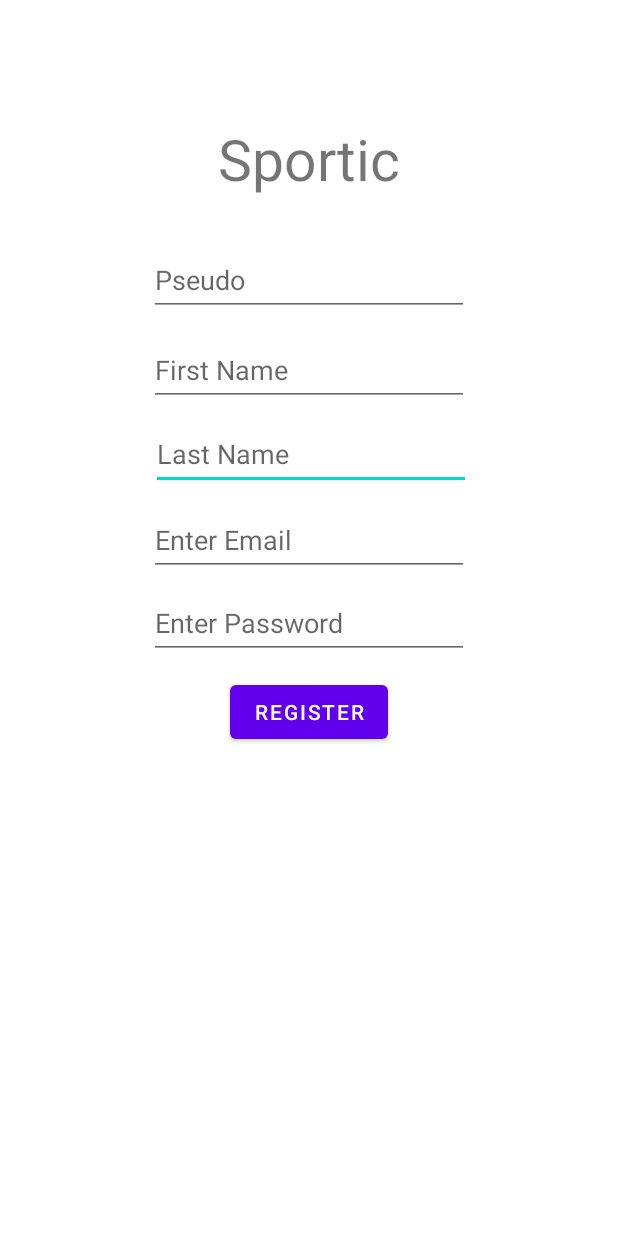
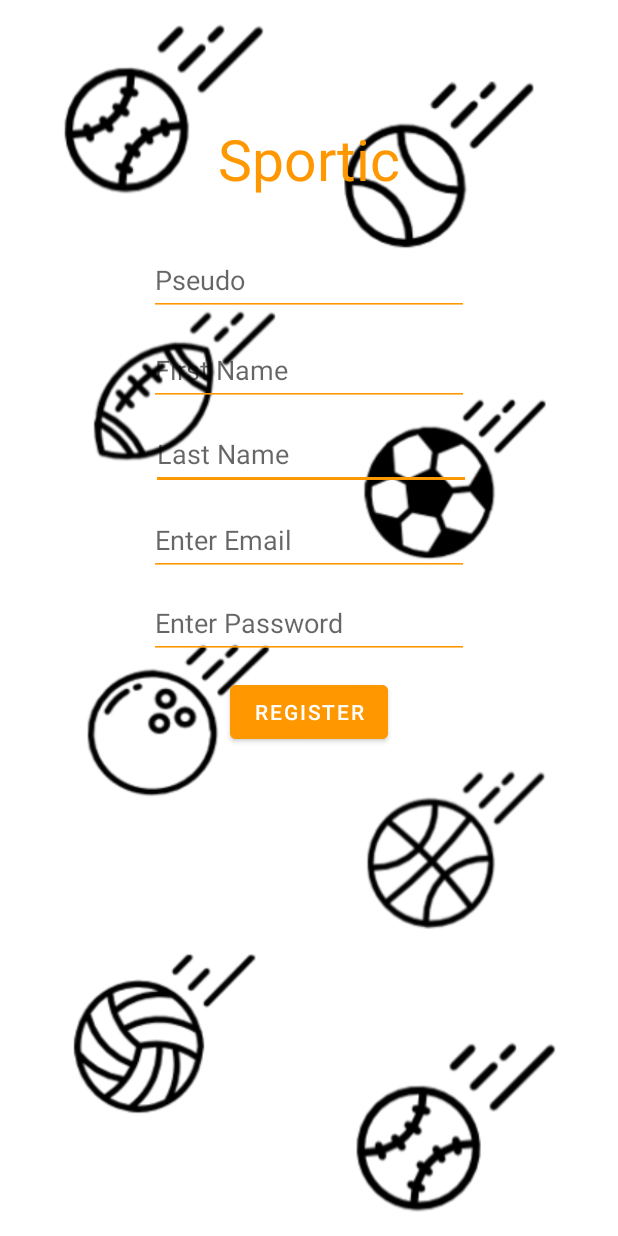
Before and after one commit to LorenzoBurgio/Sportic, an Android app: the RegisterActivity screen opened directly, with no data from a screen before it, on a phone screen of 412 x 824 dp. Run offline under Robolectric (Android 15) with nearby library versions, the phone set to English and light mode, and no system bars; our stand-ins replace Firebase (no records; nobody signed in at launch, a user with empty details on screens opened directly); 1 statement that could not run was skipped.

Commit message:
add background

```diff
--- a/Sportic/app/src/main/res/layout/activity_register.xml
+++ b/Sportic/app/src/main/res/layout/activity_register.xml
@@ -6,6 +6,16 @@
     android:layout_height="match_parent"
     tools:context=".RegisterActivity">
 
+    <ImageView
+        android:id="@+id/imageView"
+        android:layout_width="0dp"
+        android:layout_height="0dp"
+        app:layout_constraintBottom_toBottomOf="parent"
+        app:layout_constraintEnd_toEndOf="parent"
+        app:layout_constraintStart_toStartOf="parent"
+        app:layout_constraintTop_toTopOf="parent"
+        app:srcCompat="@drawable/background" />
+
     <TextView
         android:id="@+id/textView2"
         android:layout_width="0dp"
@@ -13,6 +23,7 @@
         android:layout_marginTop="80dp"
         android:gravity="center"
         android:text="Sportic"
+        android:textColor="#FF9800"
         android:textSize="38sp"
         app:layout_constraintEnd_toEndOf="parent"
         app:layout_constraintStart_toStartOf="parent"
@@ -24,10 +35,13 @@
         android:layout_height="wrap_content"
         android:layout_marginStart="1dp"
         android:layout_marginTop="8dp"
+        android:backgroundTint="#FF9800"
         android:ems="10"
+        android:foregroundTint="#FF9800"
         android:hint="Last Name"
         android:inputType="textPersonName"
         android:minHeight="48dp"
+        android:textColor="#FF9800"
         app:layout_constraintStart_toStartOf="@+id/firstname"
         app:layout_constraintTop_toBottomOf="@+id/firstname" />
 
@@ -37,10 +51,13 @@
         android:layout_height="wrap_content"
         android:layout_marginTop="9dp"
         android:layout_marginEnd="1dp"
+        android:backgroundTint="#FF9800"
         android:ems="10"
+        android:foregroundTint="#FF9800"
         android:hint="Enter Email"
         android:inputType="textEmailAddress"
         android:minHeight="48dp"
+        android:textColor="#FF9800"
         app:layout_constraintEnd_toEndOf="@+id/lastname"
         app:layout_constraintTop_toBottomOf="@+id/lastname" />
 
@@ -49,10 +66,13 @@
         android:layout_width="wrap_content"
         android:layout_height="wrap_content"
         android:layout_marginTop="7dp"
+        android:backgroundTint="#FF9800"
         android:ems="10"
+        android:foregroundTint="#FF9800"
         android:hint="Enter Password"
         android:inputType="textPassword"
         android:minHeight="48dp"
+        android:textColor="#FF9800"
         app:layout_constraintStart_toStartOf="@+id/etEmailR"
         app:layout_constraintTop_toBottomOf="@+id/etEmailR" />
 
@@ -61,7 +81,9 @@
         android:layout_width="wrap_content"
         android:layout_height="wrap_content"
         android:layout_marginTop="11dp"
+        android:backgroundTint="#FF9800"
         android:text="REGISTER"
+        app:iconTint="#FF9800"
         app:layout_constraintEnd_toEndOf="parent"
         app:layout_constraintStart_toStartOf="parent"
         app:layout_constraintTop_toBottomOf="@+id/etPasswordR" />
@@ -71,10 +93,13 @@
         android:layout_width="wrap_content"
         android:layout_height="wrap_content"
         android:layout_marginTop="31dp"
+        android:backgroundTint="#FF9800"
         android:ems="10"
+        android:foregroundTint="#FF9800"
         android:hint="Pseudo"
         android:inputType="textPersonName"
         android:minHeight="48dp"
+        android:textColor="#FF9800"
         app:layout_constraintEnd_toEndOf="parent"
         app:layout_constraintStart_toStartOf="parent"
         app:layout_constraintTop_toBottomOf="@+id/textView2" />
@@ -84,10 +109,13 @@
         android:layout_width="wrap_content"
         android:layout_height="wrap_content"
         android:layout_marginTop="12dp"
+        android:backgroundTint="#FF9800"
         android:ems="10"
+        android:foregroundTint="#FF9800"
         android:hint="First Name"
         android:inputType="textPersonName"
         android:minHeight="48dp"
+        android:textColor="#FF9800"
         app:layout_constraintStart_toStartOf="@+id/Pseudo"
         app:layout_constraintTop_toBottomOf="@+id/Pseudo" />
 
```
Also changed, not shown: Sportic/app/src/main/res/layout/activity_login.xml (+19 -2 lines), Sportic/app/src/main/res/layout/activity_main.xml (+11 -0 lines), Sportic/app/src/main/res/drawable/background.png (added).
